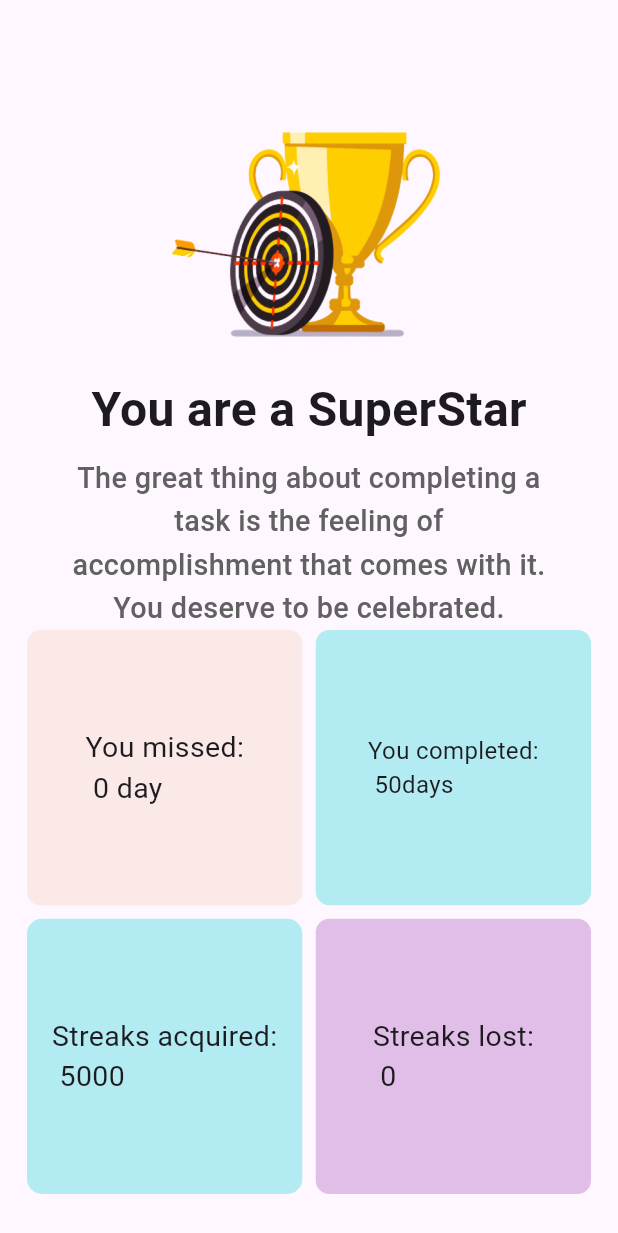
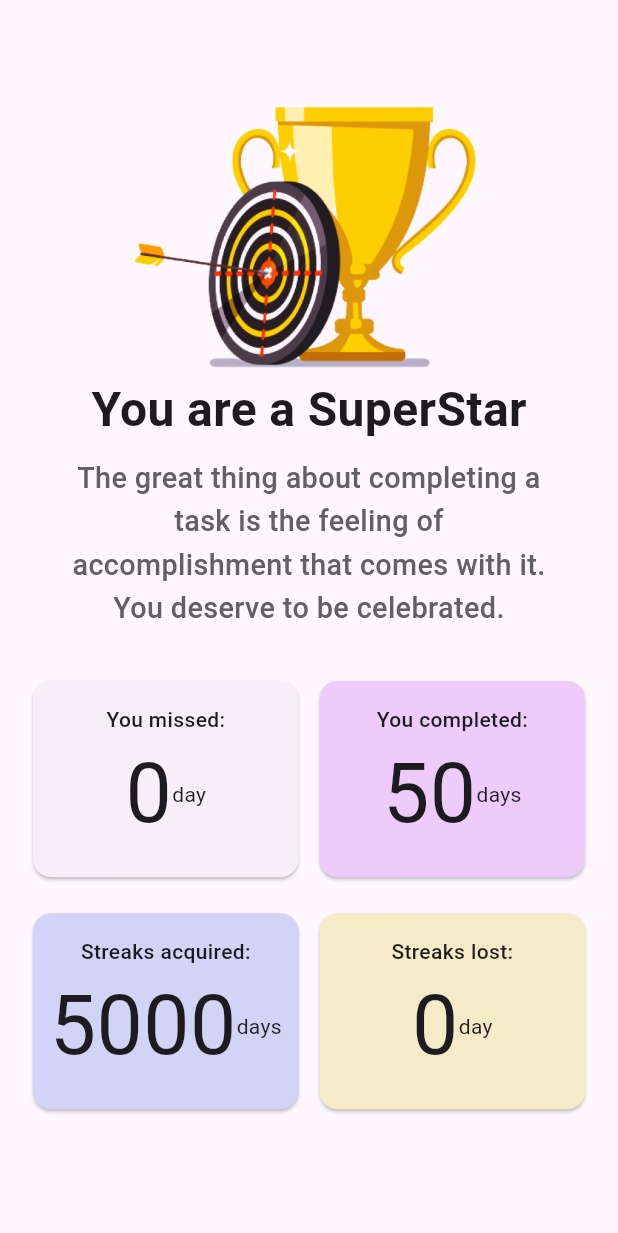
Before and after one commit to Sparklinglily/Habit-Tracker-App, a Flutter app: the Achievement screen opened directly, on a phone screen of 412 x 824 dp. Shown: the top 1233 px of the screen. Run offline on Flutter 3.47's test engine with Material 3 defaults, Android fonts, the phone set to English and light mode, and no system bars; our stand-ins replace cloud_firestore, email_validator, firebase_auth, firebase_core, flutter_slidable, get and 4 more; missing offline and left inert: dart:ffi; accounts and stored records are empty; network calls fail.

Commit message:
STREAKGRID FIX

```diff
--- a/lib/presentation/views/components/streakGrid.dart
+++ b/lib/presentation/views/components/streakGrid.dart
@@ -1,80 +1,42 @@
 import 'package:flutter/material.dart';
 import '../../styles/constants.dart';
 
-class StreakGrids extends StatefulWidget {
-  const StreakGrids({Key? key}) : super(key: key);
+class StreakGridData {
+  final String miniText;
+  final String LargeNum;
+  final Color color;
+  final String days;
+  StreakGridData(
+      {required this.LargeNum,
+      required this.color,
+      required this.miniText,
+      this.days = 'days'});
+}
+
+class StreakGrids extends StatelessWidget {
+  final StreakGridData gridItem;
+  const StreakGrids({required this.gridItem, Key? key}) : super(key: key);
 
   @override
-  State<StreakGrids> createState() => _StreakGridsState();
-}
-
-class _StreakGridsState extends State<StreakGrids> {
-  @override
   Widget build(BuildContext context) {
-    return SingleChildScrollView(
+    return Card(
+      color: gridItem.color,
       child: Column(
+        mainAxisAlignment: MainAxisAlignment.center,
+        //crossAxisAlignment: CrossAxisAlignment.center,
         children: [
-          GridView.count(
-            crossAxisCount: 2,
-            mainAxisSpacing: 9,
-            crossAxisSpacing: 9,
-            shrinkWrap: true,
+          Text(
+            gridItem.miniText,
+            style: TextStyle(fontWeight: FontWeight.w500),
+          ),
+          Row(
+            mainAxisAlignment: MainAxisAlignment.center,
             children: [
-              GridTile(
-                  child: Container(
-                decoration: BoxDecoration(
-                  borderRadius: BorderRadius.circular(9),
-                  color: accent,
-                ),
-                child: const Center(
-                  child: Text(
-                    "You missed:\n 0 day",
-                    style: TextStyle(fontSize: 19),
-                  ),
-                ),
-              )),
-//GRID2
-              GridTile(
-                  child: Container(
-                decoration: BoxDecoration(
-                  borderRadius: BorderRadius.circular(9),
-                  color: const Color(0xFFB2EBF2),
-                ),
-                child: const Center(
-                  child: Text(
-                    "You completed:\n 50days",
-                    style: TextStyle(fontSize: 16),
-                  ),
-                ),
-              )),
-//GRID 3
-              GridTile(
-                  child: Container(
-                decoration: BoxDecoration(
-                  borderRadius: BorderRadius.circular(10),
-                  color: const Color(0xFFB2EBF2),
-                ),
-                child: const Center(
-                  child: Text(
-                    "Streaks acquired:\n 5000",
-                    style: TextStyle(fontSize: 19),
-                  ),
-                ),
-              )),
-//GRID 4
-              GridTile(
-                  child: Container(
-                decoration: BoxDecoration(
-                  borderRadius: BorderRadius.circular(9),
-                  color: Color(0xFFE1BEE7),
-                ),
-                child: const Center(
-                  child: Text(
-                    "Streaks lost:\n 0",
-                    style: TextStyle(fontSize: 19),
-                  ),
-                ),
-              )),
+              Text(
+                gridItem.LargeNum,
+                style: const TextStyle(fontSize: 55),
+              ),
+              Text(gridItem.days)
             ],
           )
         ],
--- a/lib/presentation/views/home/Wigets/rewardsList.dart
+++ b/lib/presentation/views/home/Wigets/rewardsList.dart
@@ -24,7 +24,7 @@ class _RewardListState extends State<RewardList> {
           Navigator.push(
               context,
               MaterialPageRoute(
-                builder: (context) => const Achievement(),
+                builder: (context) => Achievement(),
               ));
         },
         child: Row(
--- a/lib/presentation/views/onBoardingScreens/rewardPage.dart
+++ b/lib/presentation/views/onBoardingScreens/rewardPage.dart
@@ -2,35 +2,55 @@ import 'package:flutter/material.dart';
 import '../../styles/constants.dart';
 import '../components/streakGrid.dart';
 
-class Achievement extends StatefulWidget {
-  const Achievement({Key? key}) : super(key: key);
+class Achievement extends StatelessWidget {
+  final List<StreakGridData> eachGrid = [
+    StreakGridData(
+        LargeNum: '0',
+        miniText: 'You missed:',
+        color: const Color.fromARGB(255, 248, 238, 247),
+        days: 'day'),
+    StreakGridData(
+        LargeNum: '50',
+        miniText: 'You completed:',
+        color: const Color.fromARGB(255, 238, 203, 250),
+        days: 'days'),
+    StreakGridData(
+      LargeNum: '5000',
+      miniText: 'Streaks acquired:',
+      color: const Color.fromARGB(255, 210, 211, 246),
+    ),
+    StreakGridData(
+        LargeNum: '0',
+        miniText: 'Streaks lost:',
+        color: const Color.fromARGB(255, 245, 235, 199),
+        days: 'day'),
+  ];
+  Achievement({Key? key}) : super(key: key);
 
   @override
-  State<Achievement> createState() => _AchievementState();
-}
-
-class _AchievementState extends State<Achievement> {
-  @override
   Widget build(BuildContext context) {
-    return const Scaffold(
+    return Scaffold(
       body: Padding(
         padding: const EdgeInsets.all(18.0),
-        child: Column(
+        child: ListView(
           children: [
-            SizedBox(
+            const SizedBox(
               height: defaultSpacing * 2,
             ),
-            Image(
+            const Image(
               image: AssetImage("images/achieverCup.png"),
               height: 200,
               width: 200,
             ),
             //text
-            Text("You are a SuperStar",
-                style: TextStyle(
-                    fontWeight: FontWeight.w600, fontSize: defaultSpacing * 2)),
-            SizedBox(height: defaultSpacing / 2),
-            Padding(
+            Center(
+              child: const Text("You are a SuperStar",
+                  style: TextStyle(
+                      fontWeight: FontWeight.w600,
+                      fontSize: defaultSpacing * 2)),
+            ),
+            const SizedBox(height: defaultSpacing / 2),
+            const Padding(
               padding: EdgeInsets.symmetric(horizontal: defaultSpacing * 1.5),
               child: Text(
                 "The great thing about completing a task "
@@ -44,7 +64,26 @@ class _AchievementState extends State<Achievement> {
                 textAlign: TextAlign.center,
               ),
             ),
-            StreakGrids()
+            SizedBox(
+              height: 30,
+            ),
+            SizedBox(
+              height: 500,
+              child: GridView.builder(
+                  scrollDirection: Axis.vertical,
+                  physics: null,
+                  shrinkWrap: true,
+                  gridDelegate: const SliverGridDelegateWithFixedCrossAxisCount(
+                    crossAxisCount: 2,
+                    mainAxisSpacing: 16.0,
+                    crossAxisSpacing: 6.0,
+                    childAspectRatio: 16 / 12,
+                  ),
+                  itemCount: eachGrid.length,
+                  itemBuilder: (context, index) {
+                    return StreakGrids(gridItem: eachGrid[index]);
+                  }),
+            )
           ],
         ),
       ),
```
Also changed, not shown: lib/unused.dart (+67 -1 lines), images/Ellipse.png (added), images/smiley.png (added).
